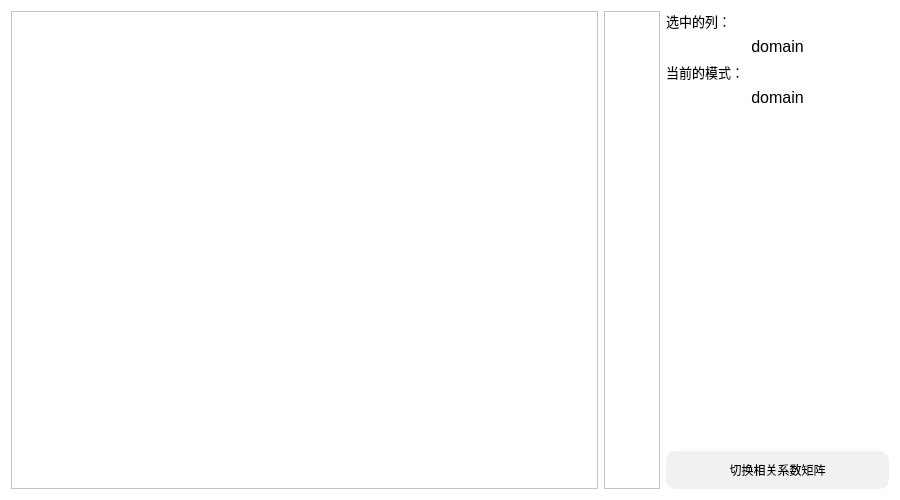
This is visual-clinic/relatedialog.ui in gtxzsxxk/visual-clinic as Qt 5 draws it before an edit. The edited form follows.
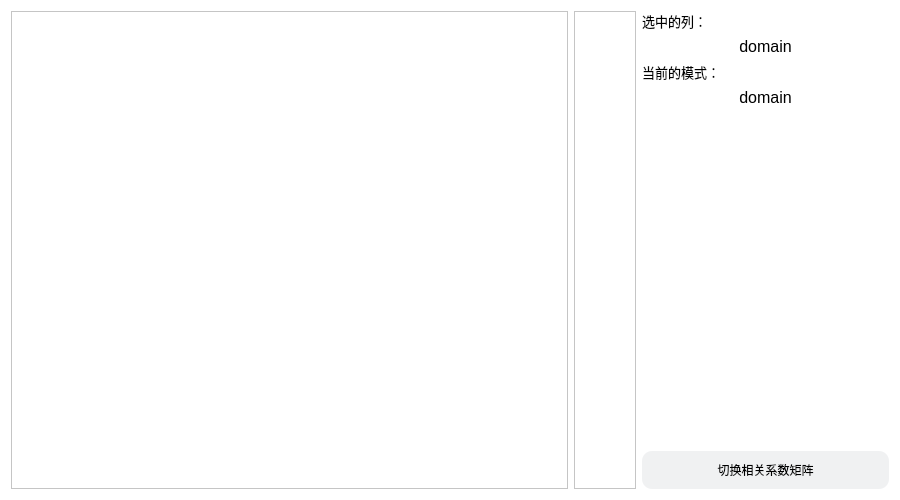
This is the edited form. Custom widgets are drawn as their Qt base class.

Commit message: feat: have a color gradient

What changed in the file:
```diff
--- a/visual-clinic/relatedialog.ui
+++ b/visual-clinic/relatedialog.ui
@@ -473,7 +473,7 @@
   <property name="windowTitle">
    <string>相关性分析</string>
   </property>
-  <layout class="QHBoxLayout" name="horizontalLayout" stretch="21,2,8">
+  <layout class="QHBoxLayout" name="horizontalLayout" stretch="18,2,8">
    <item>
     <widget class="QTableWidget" name="hotgraph">
      <property name="tabKeyNavigation">
```
The commit also changes 2 other files.
